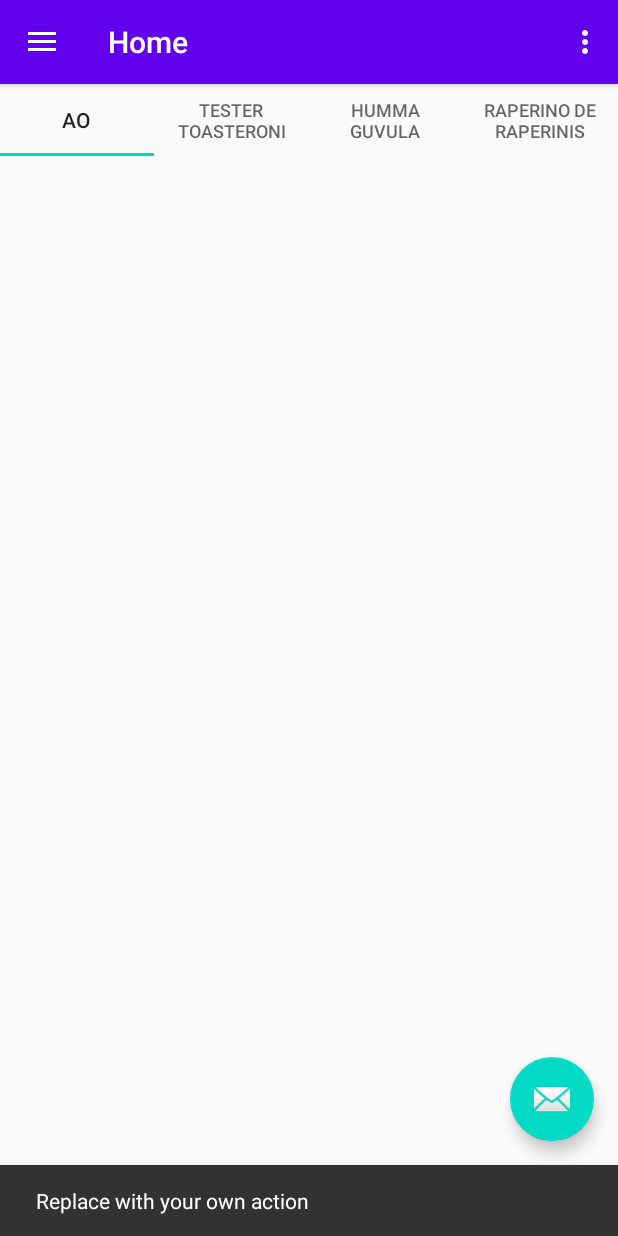
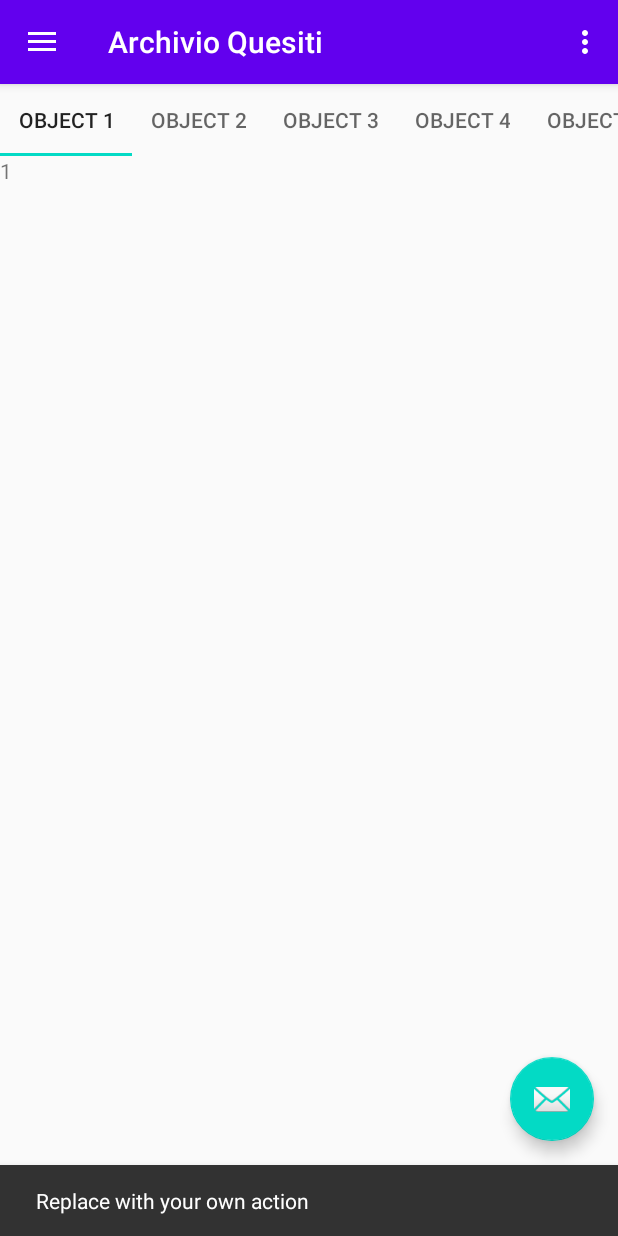
Before and after one commit to lormico/quiz-farmacia, an Android app: the screen it shows after launch (MainActivity), after a tap on an icon or button, on a phone screen of 412 x 824 dp. Run offline under Robolectric (Android 15) with nearby library versions, the phone set to English and light mode, and no system bars; our stand-ins replace Room's generated code, navigation-ui.

Commit message:
Progresses on Question Archive section
Initialized new fragment to use for subject pages

```diff
--- a/app/build.gradle
+++ b/app/build.gradle
@@ -20,6 +20,10 @@ android {
             proguardFiles getDefaultProguardFile('proguard-android-optimize.txt'), 'proguard-rules.pro'
         }
     }
+    compileOptions {
+        sourceCompatibility = 1.8
+        targetCompatibility = 1.8
+    }
 
 }
 
@@ -28,7 +32,7 @@ dependencies {
 
     implementation 'androidx.appcompat:appcompat:1.1.0'
     implementation 'androidx.legacy:legacy-support-v4:1.0.0'
-    implementation 'com.google.android.material:material:1.0.0'
+    implementation 'com.google.android.material:material:1.1.0'
     implementation 'androidx.constraintlayout:constraintlayout:1.1.3'
     implementation 'androidx.navigation:navigation-fragment:2.2.1'
     implementation 'androidx.navigation:navigation-ui:2.2.1'
--- a/app/src/main/java/com/github/lormico/quizfarmacia/MainActivity.java
+++ b/app/src/main/java/com/github/lormico/quizfarmacia/MainActivity.java
@@ -1,7 +1,6 @@
 package com.github.lormico.quizfarmacia;
 
 import android.os.Bundle;
-import android.util.Log;
 import android.view.View;
 import android.view.Menu;
 
@@ -43,7 +42,7 @@ public class MainActivity extends AppCompatActivity {
         // Passing each menu ID as a set of Ids because each
         // menu should be considered as top level destinations.
         mAppBarConfiguration = new AppBarConfiguration.Builder(
-                R.id.nav_home, R.id.nav_gallery, R.id.nav_slideshow)
+                R.id.nav_archive, R.id.nav_gallery, R.id.nav_slideshow)
                 .setDrawerLayout(drawer)
                 .build();
         NavController navController = Navigation.findNavController(this, R.id.nav_host_fragment);
--- /dev/null
+++ b/app/src/main/java/com/github/lormico/quizfarmacia/ui/archive/ArchiveFragment.java
@@ -0,0 +1,46 @@
+package com.github.lormico.quizfarmacia.ui.archive;
+
+import android.os.Bundle;
+import android.view.LayoutInflater;
+import android.view.View;
+import android.view.ViewGroup;
+
+import androidx.annotation.NonNull;
+import androidx.annotation.Nullable;
+import androidx.fragment.app.Fragment;
+import androidx.viewpager2.widget.ViewPager2;
+
+import com.github.lormico.quizfarmacia.R;
+import com.google.android.material.tabs.TabLayout;
+import com.google.android.material.tabs.TabLayoutMediator;
+
+/**
+ * Classe per gestire la schermata principale: dovrò visualizzare
+ * tutti i quesiti, suddivisi in schede a seconda della materia,
+ * ordinati per id.
+ */
+public class ArchiveFragment extends Fragment {
+
+    ArchiveFragmentStateAdapter archiveFragmentStateAdapter;
+    ViewPager2 viewPager;
+
+    public View onCreateView(@NonNull LayoutInflater inflater,
+                             ViewGroup container, Bundle savedInstanceState) {
+        View view = inflater.inflate(R.layout.fragment_archive, container, false);
+        // spostare tutto questo sotto in onViewCreated?
+        TabLayout tabLayout = (TabLayout) view.findViewById(R.id.tab_layout_archive);
+
+        archiveFragmentStateAdapter = new ArchiveFragmentStateAdapter(this);
+        viewPager = (ViewPager2) view.findViewById(R.id.pager_archive);
+        viewPager.setAdapter(archiveFragmentStateAdapter);
+        return view;
+    }
+
+    @Override
+    public void onViewCreated(@NonNull View view, @Nullable Bundle savedInstanceState) {
+        TabLayout tabLayout = view.findViewById(R.id.tab_layout_archive);
+        new TabLayoutMediator(tabLayout, viewPager,
+                (tab, position) -> tab.setText("OBJECT " + (position + 1))
+        ).attach();
+    }
+}
--- /dev/null
+++ b/app/src/main/java/com/github/lormico/quizfarmacia/ui/archive/ArchiveFragmentStateAdapter.java
@@ -0,0 +1,28 @@
+package com.github.lormico.quizfarmacia.ui.archive;
+
+import android.os.Bundle;
+
+import androidx.annotation.NonNull;
+import androidx.fragment.app.Fragment;
+import androidx.viewpager2.adapter.FragmentStateAdapter;
+
+public class ArchiveFragmentStateAdapter extends FragmentStateAdapter {
+    public ArchiveFragmentStateAdapter(@NonNull Fragment fragment) {
+        super(fragment);
+    }
+
+    @NonNull
+    @Override
+    public Fragment createFragment(int position) {
+        Fragment fragment = new SubjectFragment();
+        Bundle args = new Bundle();
+        args.putInt(SubjectFragment.ARG_OBJECT, position + 1);
+        fragment.setArguments(args);
+        return fragment;
+    }
+
+    @Override
+    public int getItemCount() {
+        return 5;
+    }
+}
--- /dev/null
+++ b/app/src/main/java/com/github/lormico/quizfarmacia/ui/archive/SubjectFragment.java
@@ -0,0 +1,35 @@
+package com.github.lormico.quizfarmacia.ui.archive;
+
+import android.os.Bundle;
+
+import androidx.annotation.NonNull;
+import androidx.annotation.Nullable;
+import androidx.fragment.app.Fragment;
+
+import android.view.LayoutInflater;
+import android.view.View;
+import android.view.ViewGroup;
+import android.widget.TextView;
+
+import com.github.lormico.quizfarmacia.R;
+
+public class SubjectFragment extends Fragment {
+    public static final String ARG_OBJECT = "param1";
+
+    public SubjectFragment() {
+        // Required empty public constructor
+    }
+
+    @Nullable
+    @Override
+    public View onCreateView(@NonNull LayoutInflater inflater, @Nullable ViewGroup container,
+                             @Nullable Bundle savedInstanceState) {
+        return inflater.inflate(R.layout.fragment_subject, container, false);
+    }
+
+    @Override
+    public void onViewCreated(@NonNull View view, @Nullable Bundle savedInstanceState) {
+        Bundle args = getArguments();
+        ((TextView) view.findViewById(R.id.text1)).setText(Integer.toString(args.getInt(ARG_OBJECT)));
+    }
+}
--- a/app/src/main/java/com/github/lormico/quizfarmacia/ui/home/HomeFragment.java
+++ /dev/null
@@ -1,38 +0,0 @@
-package com.github.lormico.quizfarmacia.ui.home;
-
-import android.os.Bundle;
-import android.view.LayoutInflater;
-import android.view.View;
-import android.view.ViewGroup;
-import android.widget.TextView;
-
-import androidx.annotation.NonNull;
-import androidx.annotation.Nullable;
-import androidx.fragment.app.Fragment;
-import androidx.lifecycle.Observer;
-import androidx.lifecycle.ViewModelProviders;
-import androidx.viewpager2.widget.ViewPager2;
-
-import com.github.lormico.quizfarmacia.R;
-import com.google.android.material.tabs.TabLayout;
-
-/**
- * Classe per gestire la schermata principale: dovrò visualizzare
- * tutti i quesiti, suddivisi in schede a seconda della materia,
- * ordinati per id.
- */
-public class HomeFragment extends Fragment {
-
-    public View onCreateView(@NonNull LayoutInflater inflater,
-                             ViewGroup container, Bundle savedInstanceState) {
-        View view = inflater.inflate(R.layout.fragment_home, container, false);
-        TabLayout tabLayout = (TabLayout) view.findViewById(R.id.tab_layout_home);
-        tabLayout.addTab(tabLayout.newTab().setText("AO"));
-        tabLayout.addTab(tabLayout.newTab().setText("Tester Toasteroni"));
-        tabLayout.addTab(tabLayout.newTab().setText("Humma Guvula"));
-        tabLayout.addTab(tabLayout.newTab().setText("Raperino de Raperinis"));
-
-        final ViewPager2 viewPager = (ViewPager2) view.findViewById(R.id.pager_home);
-        return view;
-    }
-}
--- a/app/src/main/java/com/github/lormico/quizfarmacia/ui/home/HomeFragmentStateAdapter.java
+++ /dev/null
@@ -1,22 +0,0 @@
-package com.github.lormico.quizfarmacia.ui.home;
-
-import androidx.annotation.NonNull;
-import androidx.fragment.app.Fragment;
-import androidx.viewpager2.adapter.FragmentStateAdapter;
-
-public class HomeFragmentStateAdapter extends FragmentStateAdapter {
-    public HomeFragmentStateAdapter(@NonNull Fragment fragment) {
-        super(fragment);
-    }
-
-    @NonNull
-    @Override
-    public Fragment createFragment(int position) {
-        return null;
-    }
-
-    @Override
-    public int getItemCount() {
-        return 0;
-    }
-}
--- a/app/src/main/res/layout/fragment_home.xml
+++ b/app/src/main/res/layout/fragment_archive.xml
@@ -5,15 +5,16 @@
     android:layout_width="match_parent"
     android:layout_height="match_parent"
     android:orientation="vertical"
-    tools:context=".ui.home.HomeFragment" >
+    tools:context=".ui.archive.ArchiveFragment" >
 
     <com.google.android.material.tabs.TabLayout
-        android:id="@+id/tab_layout_home"
+        android:id="@+id/tab_layout_archive"
         android:layout_width="match_parent"
-        android:layout_height="wrap_content" />
+        android:layout_height="wrap_content"
+        app:tabMode="scrollable" />
 
     <androidx.viewpager2.widget.ViewPager2
-        android:id="@+id/pager_home"
+        android:id="@+id/pager_archive"
         android:layout_width="match_parent"
         android:layout_height="0dp"
         android:layout_weight="1" />
--- /dev/null
+++ b/app/src/main/res/layout/fragment_subject.xml
@@ -0,0 +1,15 @@
+<?xml version="1.0" encoding="utf-8"?>
+<FrameLayout xmlns:android="http://schemas.android.com/apk/res/android"
+    xmlns:tools="http://schemas.android.com/tools"
+    android:layout_width="match_parent"
+    android:layout_height="match_parent"
+    tools:context=".ui.archive.SubjectFragment">
+
+    <!-- TODO: Update blank fragment layout -->
+    <TextView
+        android:id="@+id/text1"
+        android:layout_width="match_parent"
+        android:layout_height="match_parent"
+        android:text="@string/hello_blank_fragment" />
+
+</FrameLayout>
--- a/app/src/main/res/menu/activity_main_drawer.xml
+++ b/app/src/main/res/menu/activity_main_drawer.xml
@@ -5,9 +5,9 @@
 
     <group android:checkableBehavior="single">
         <item
-            android:id="@+id/nav_home"
+            android:id="@+id/nav_archive"
             android:icon="@drawable/ic_menu_camera"
-            android:title="@string/menu_home" />
+            android:title="@string/menu_archive" />
         <item
             android:id="@+id/nav_gallery"
             android:icon="@drawable/ic_menu_gallery"
--- a/app/src/main/res/navigation/mobile_navigation.xml
+++ b/app/src/main/res/navigation/mobile_navigation.xml
@@ -3,31 +3,13 @@
     xmlns:app="http://schemas.android.com/apk/res-auto"
     xmlns:tools="http://schemas.android.com/tools"
     android:id="@+id/mobile_navigation"
-    app:startDestination="@+id/nav_home">
+    app:startDestination="@+id/nav_archive">
 
     <fragment
-        android:id="@+id/nav_home"
-        android:name="com.github.lormico.quizfarmacia.ui.home.HomeFragment"
-        android:label="@string/menu_home"
-        tools:layout="@layout/fragment_home">
-
-        <action
-            android:id="@+id/action_HomeFragment_to_HomeSecondFragment"
-            app:destination="@id/nav_home_second" />
-    </fragment>
-    <fragment
-        android:id="@+id/nav_home_second"
-        android:name="com.github.lormico.quizfarmacia.ui.home.HomeSecondFragment"
-        android:label="@string/home_second"
-        tools:layout="@layout/fragment_home_second">
-        <action
-            android:id="@+id/action_HomeSecondFragment_to_HomeFragment"
-            app:destination="@id/nav_home" />
-
-        <argument
-            android:name="myArg"
-            app:argType="string" />
-    </fragment>
+        android:id="@+id/nav_archive"
+        android:name="com.github.lormico.quizfarmacia.ui.archive.ArchiveFragment"
+        android:label="@string/menu_archive"
+        tools:layout="@layout/fragment_archive" />
 
     <fragment
         android:id="@+id/nav_gallery"
--- a/app/src/main/res/values/strings.xml
+++ b/app/src/main/res/values/strings.xml
@@ -7,9 +7,10 @@
     <string name="nav_header_desc">Navigation header</string>
     <string name="action_settings">Settings</string>
 
-    <string name="menu_home">Home</string>
+    <string name="menu_archive">Archivio Quesiti</string>
     <string name="menu_gallery">Gallery</string>
     <string name="menu_slideshow">Slideshow</string>
 
-    <string name="home_second">Home Second</string>
+    <!-- TODO: Remove or change this placeholder text -->
+    <string name="hello_blank_fragment">Hello blank fragment</string>
 </resources>
```
